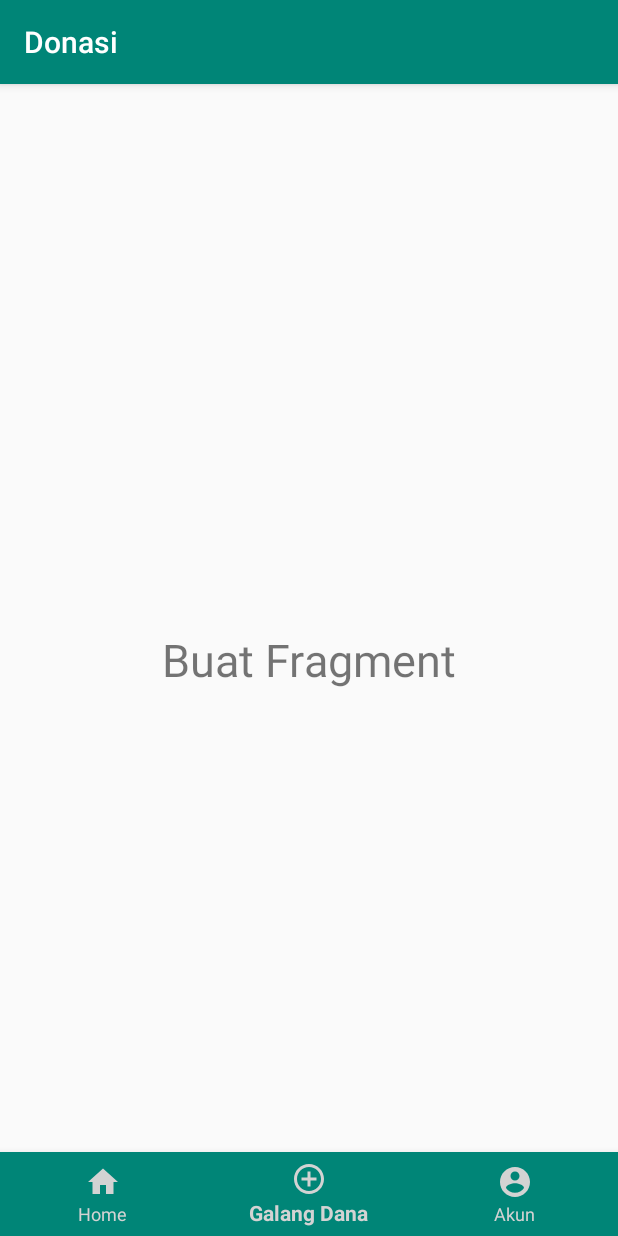
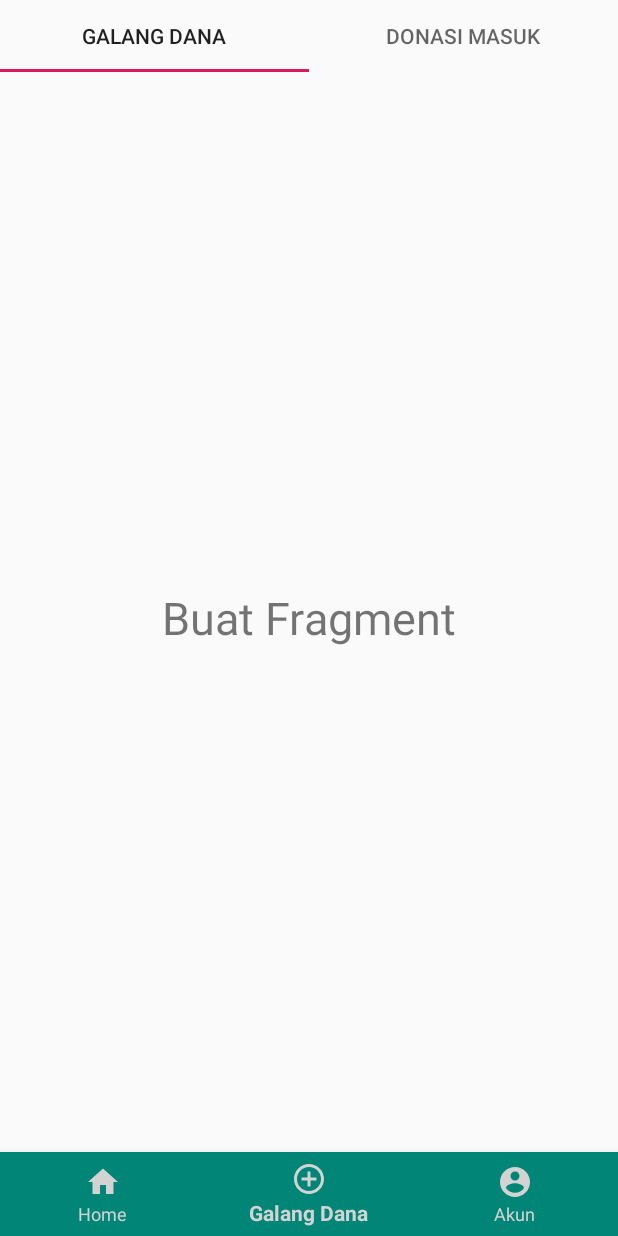
Before and after one commit to pamungkasaji/appdonasi, an Android app: the screen it shows after launch (MainActivity), item 2 of the bottom bar chosen, on a phone screen of 412 x 824 dp. Run offline under Robolectric (Android 15) with nearby library versions, the phone set to English and light mode, and no system bars.

Commit message:
tabs 2 dari youtube codingmark

```diff
--- a/app/build.gradle
+++ b/app/build.gradle
@@ -24,6 +24,7 @@ dependencies {
     implementation 'androidx.appcompat:appcompat:1.1.0'
     implementation 'com.google.android.material:material:1.0.0'
     implementation 'androidx.constraintlayout:constraintlayout:1.1.3'
+    implementation 'androidx.legacy:legacy-support-v4:1.0.0'
     testImplementation 'junit:junit:4.12'
     androidTestImplementation 'androidx.test.ext:junit:1.1.1'
     androidTestImplementation 'androidx.test.espresso:espresso-core:3.2.0'
--- a/app/src/main/java/com/aji/donasi/BuatFragment.java
+++ b/app/src/main/java/com/aji/donasi/BuatFragment.java
@@ -8,12 +8,60 @@ import android.view.ViewGroup;
 import androidx.annotation.NonNull;
 import androidx.annotation.Nullable;
 import androidx.fragment.app.Fragment;
+import androidx.viewpager.widget.PagerAdapter;
+import androidx.viewpager.widget.ViewPager;
+
+import com.google.android.material.tabs.TabItem;
+import com.google.android.material.tabs.TabLayout;
+
+import static androidx.fragment.app.FragmentStatePagerAdapter.BEHAVIOR_RESUME_ONLY_CURRENT_FRAGMENT;
 
 public class BuatFragment extends Fragment {
+
+    private TabLayout tabLayout;
+    private ViewPager viewPager;
+    private TabItem galangDana, donasiMasuk;
+    public PagerAdapter pagerAdapter;
 
     @Nullable
     @Override
     public View onCreateView(@NonNull LayoutInflater inflater, @Nullable ViewGroup container, @Nullable Bundle savedInstanceState) {
-        return inflater.inflate(R.layout.fragment_buat, container, false);
+        View view = inflater.inflate(R.layout.fragment_buat, container, false);
+
+        tabLayout = view.findViewById(R.id.tabLayout);
+        galangDana = view.findViewById(R.id.tabGalangDana);
+        donasiMasuk = view.findViewById(R.id.tabDonasiMasuk);
+        viewPager = view.findViewById(R.id.view_pager);
+
+        pagerAdapter = new com.aji.donasi.PagerAdapter(getChildFragmentManager(), tabLayout.getTabCount());
+        viewPager.setAdapter(pagerAdapter);
+
+        tabLayout.addOnTabSelectedListener(new TabLayout.OnTabSelectedListener() {
+            @Override
+            public void onTabSelected(TabLayout.Tab tab) {
+                viewPager.setCurrentItem(tab.getPosition());
+
+                if (tab.getPosition()==0){
+                    pagerAdapter.notifyDataSetChanged();
+                }else if (tab.getPosition()==1){
+                    pagerAdapter.notifyDataSetChanged();
+                }
+            }
+
+            @Override
+            public void onTabUnselected(TabLayout.Tab tab) {
+
+            }
+
+            @Override
+            public void onTabReselected(TabLayout.Tab tab) {
+
+            }
+        });
+
+        viewPager.addOnPageChangeListener(new TabLayout.TabLayoutOnPageChangeListener(tabLayout));
+
+        return view;
+
     }
 }
--- /dev/null
+++ b/app/src/main/java/com/aji/donasi/DonasiMasukFragment.java
@@ -0,0 +1,25 @@
+package com.aji.donasi;
+
+import android.os.Bundle;
+import android.view.LayoutInflater;
+import android.view.View;
+import android.view.ViewGroup;
+
+import androidx.annotation.NonNull;
+import androidx.annotation.Nullable;
+import androidx.fragment.app.Fragment;
+
+public class DonasiMasukFragment extends Fragment {
+
+    public DonasiMasukFragment() {
+        // Required empty public constructor
+    }
+
+
+    @Override
+    public View onCreateView(LayoutInflater inflater, ViewGroup container,
+                             Bundle savedInstanceState) {
+        // Inflate the layout for this fragment
+        return inflater.inflate(R.layout.fragment_donasimasuk, container, false);
+    }
+}
--- /dev/null
+++ b/app/src/main/java/com/aji/donasi/GalangDanaFragment.java
@@ -0,0 +1,19 @@
+package com.aji.donasi;
+
+import android.os.Bundle;
+import android.view.LayoutInflater;
+import android.view.View;
+import android.view.ViewGroup;
+
+import androidx.annotation.NonNull;
+import androidx.annotation.Nullable;
+import androidx.fragment.app.Fragment;
+
+public class GalangDanaFragment extends Fragment {
+
+    @Nullable
+    @Override
+    public View onCreateView(@NonNull LayoutInflater inflater, @Nullable ViewGroup container, @Nullable Bundle savedInstanceState) {
+        return inflater.inflate(R.layout.fragment_galangdana, container, false);
+    }
+}
--- /dev/null
+++ b/app/src/main/java/com/aji/donasi/PagerAdapter.java
@@ -0,0 +1,40 @@
+package com.aji.donasi;
+
+import androidx.annotation.NonNull;
+import androidx.fragment.app.Fragment;
+import androidx.fragment.app.FragmentManager;
+import androidx.fragment.app.FragmentPagerAdapter;
+
+public class PagerAdapter extends FragmentPagerAdapter {
+
+    private int numOfTabs;
+
+    public PagerAdapter(@NonNull FragmentManager fm, int numOfTabs) {
+        super(fm, BEHAVIOR_RESUME_ONLY_CURRENT_FRAGMENT);
+        this.numOfTabs = numOfTabs;
+    }
+
+    @NonNull
+    @Override
+    public Fragment getItem(int position) {
+        switch (position){
+            case 0:
+                return new GalangDanaFragment();
+            case 1:
+                return new DonasiMasukFragment();
+            default:
+                return null;
+        }
+
+    }
+
+    @Override
+    public int getCount() {
+        return numOfTabs;
+    }
+
+    @Override
+    public int getItemPosition(@NonNull Object object) {
+        return POSITION_NONE;
+    }
+}
--- a/app/src/main/res/layout/fragment_buat.xml
+++ b/app/src/main/res/layout/fragment_buat.xml
@@ -2,11 +2,29 @@
 <RelativeLayout xmlns:android="http://schemas.android.com/apk/res/android"
     android:layout_width="match_parent" android:layout_height="match_parent">
 
-    <TextView
-        android:layout_width="wrap_content"
-        android:layout_height="wrap_content"
-        android:text="Buat Fragment"
-        android:textSize="30sp"
-        android:layout_centerInParent="true"/>
+    <com.google.android.material.tabs.TabLayout
+        android:id="@+id/tabLayout"
+        android:layout_width="match_parent"
+        android:layout_height="wrap_content">
+
+        <com.google.android.material.tabs.TabItem
+            android:id="@+id/tabGalangDana"
+            android:layout_width="wrap_content"
+            android:layout_height="wrap_content"
+            android:text="@string/galang_dana" />
+
+        <com.google.android.material.tabs.TabItem
+            android:id="@+id/tabDonasiMasuk"
+            android:layout_width="wrap_content"
+            android:layout_height="wrap_content"
+            android:text="@string/donasi_masuk" />
+
+    </com.google.android.material.tabs.TabLayout>
+
+    <androidx.viewpager.widget.ViewPager
+        android:id="@+id/view_pager"
+        android:layout_width="match_parent"
+        android:layout_height="match_parent"
+        />
 
 </RelativeLayout>
--- /dev/null
+++ b/app/src/main/res/layout/fragment_galangdana.xml
@@ -0,0 +1,12 @@
+<?xml version="1.0" encoding="utf-8"?>
+<RelativeLayout xmlns:android="http://schemas.android.com/apk/res/android"
+    android:layout_width="match_parent" android:layout_height="match_parent">
+
+    <TextView
+        android:layout_width="wrap_content"
+        android:layout_height="wrap_content"
+        android:text="Buat Fragment"
+        android:textSize="30sp"
+        android:layout_centerInParent="true"/>
+
+</RelativeLayout>
--- a/app/src/main/res/values/strings.xml
+++ b/app/src/main/res/values/strings.xml
@@ -1,3 +1,8 @@
 <resources>
     <string name="app_name">Donasi</string>
+    <string name="galang_dana">Galang Dana</string>
+    <string name="donasi_masuk">Donasi Masuk</string>
+
+    <!-- TODO: Remove or change this placeholder text -->
+    <string name="hello_blank_fragment">Hello blank fragment</string>
 </resources>
--- a/app/src/main/res/values/styles.xml
+++ b/app/src/main/res/values/styles.xml
@@ -1,7 +1,7 @@
 <resources>
 
     <!-- Base application theme. -->
-    <style name="AppTheme" parent="Theme.AppCompat.Light.DarkActionBar">
+    <style name="AppTheme" parent="Theme.AppCompat.Light.NoActionBar">
         <!-- Customize your theme here. -->
         <item name="colorPrimary">@color/colorPrimary</item>
         <item name="colorPrimaryDark">@color/colorPrimaryDark</item>
```
Also changed, not shown: app/src/main/java/com/aji/donasi/BlankFragment.java (added, +31 -0 lines), app/src/main/java/com/aji/donasi/PageViewModel.java (added, +27 -0 lines), app/src/main/java/com/aji/donasi/TabsPagerAdapter.java (added, +50 -0 lines), app/src/main/res/layout/fragment_blank.xml (added, +14 -0 lines), app/src/main/res/layout/fragment_donasimasuk.xml (added, +12 -0 lines).
